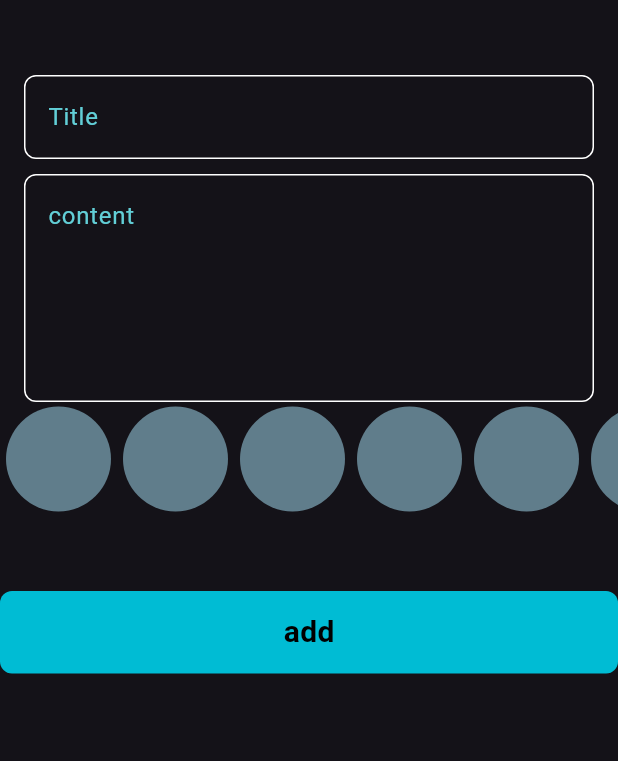
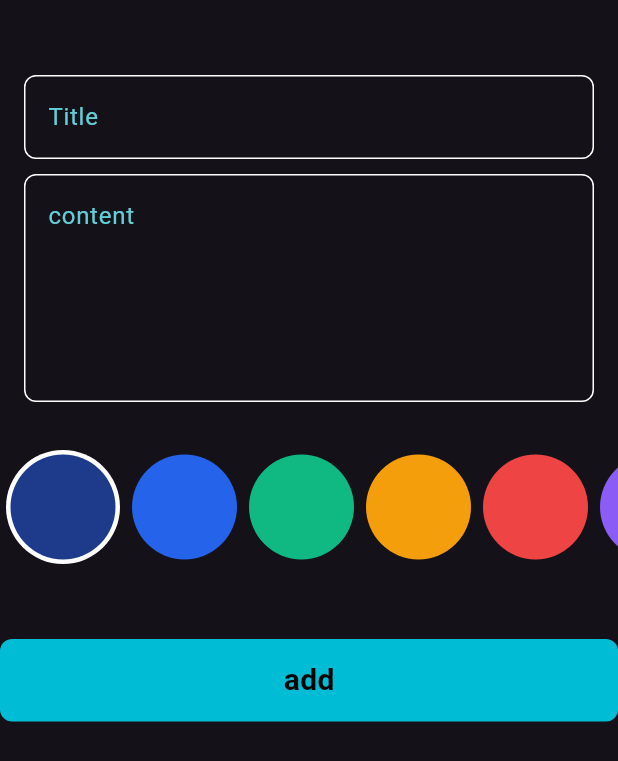
Before and after one commit to elshaarawy7/NotesApp, a Flutter app: the AddNoetForm widget shown alone on an empty page, opened directly, on a phone screen of 412 x 824 dp. Shown: the top 761 px of the screen. Run offline on Flutter 3.47's test engine with Material 3 defaults, Android fonts, the phone set to English and light mode, and no system bars; our stand-ins replace bloc, flutter_bloc, hive, hive_flutter; accounts and stored records are empty.

Commit message:
colors ListView done

```diff
--- a/lib/widgets/add_notes_Form.dart
+++ b/lib/widgets/add_notes_Form.dart
@@ -44,11 +44,14 @@ class _AddNoetFormState extends State<AddNoetForm> {
             maxLines: 5,
             hintText: 'content',
           ),
-          ColorListView(),
+         const SizedBox(
+            height: 32,
+          ),
+       const ColorListView(),
           const SizedBox(
             height: 50,
           ),
-          BlocBuilder<AddNotesCubit,AddNotesState>(
+          BlocBuilder<AddNotesCubit, AddNotesState>(
             builder: (context, state) {
               return Custembatton(
                 isLoding: state is AddNotesLoading ? true : false,
@@ -58,7 +61,8 @@ class _AddNoetFormState extends State<AddNoetForm> {
                     formkey.currentState!.save();
 
                     var CurentDate = DateTime.now();
-                    var FormateCurrenetDate = DateFormat.yMd().format(CurentDate);
+                    var FormateCurrenetDate =
+                        DateFormat.yMd().format(CurentDate);
                     var noteModal = NoteModal(
                       titel: tittle!,
                       subtitle: subtitle!,
--- a/lib/widgets/color_List_view.dart
+++ b/lib/widgets/color_List_view.dart
@@ -1,20 +1,49 @@
 import 'package:flutter/material.dart';
 import 'package:notes_app/widgets/color_item.dart';
 
-class ColorListView extends StatelessWidget {
+class ColorListView extends StatefulWidget {
   const ColorListView({super.key});
 
+  @override
+  State<ColorListView> createState() => _ColorListViewState();
+}
+
+class _ColorListViewState extends State<ColorListView> {
+  int curentIndex = 0 ;
+  List<Color> colors =  [
+    const Color(0xFF1E3A8A), // Indigo
+  const Color(0xFF2563EB), // Blue
+  const Color(0xFF10B981), // Emerald
+  const Color(0xFFF59E0B), // Amber
+  const Color(0xFFEF4444), // Red
+  const Color(0xFF8B5CF6), // Violet
+  const Color(0xFFEC4899), // Pink
+  const Color(0xFF0F172A), // Dark Slate
+  const Color(0xFF64748B), // Slate Gray
+  const Color(0xFFF1F5F9), // Light Gray
+  ];
   @override
   Widget build(BuildContext context) {
     return SizedBox(
       height: 38 * 2 ,
       child: ListView.builder(
         scrollDirection: Axis.horizontal,
-        itemCount: 10 ,
+        itemCount: colors.length ,
         itemBuilder: (context, index) {
-          return const Padding(
+          return  Padding(
             padding: const EdgeInsets.symmetric(horizontal: 4),
-            child: const ColorItem(),
+            child:  GestureDetector(
+              onTap: () {
+                curentIndex = index ;
+                setState(() {
+
+                });
+              },
+              child: ColorItem(
+                color: colors[index],
+                isActive: curentIndex == index ,
+              ),
+            ),
           );
         },
       ),
--- a/lib/widgets/color_item.dart
+++ b/lib/widgets/color_item.dart
@@ -1,13 +1,22 @@
 import 'package:flutter/material.dart';
 
 class ColorItem extends StatelessWidget {
-  const ColorItem({super.key});
+  const ColorItem({super.key , required this.isActive , required this.color});
+  final bool isActive ;
+  final Color color ;
 
   @override
   Widget build(BuildContext context) {
-    return const CircleAvatar(
-      backgroundColor: Colors.blueGrey,
-      radius: 35,
-    );
+    return isActive ?     CircleAvatar(
+      backgroundColor: Colors.white,
+      radius: 38,
+      child: CircleAvatar(
+          backgroundColor:color ,
+          radius: 35,
+      )
+    )   :  CircleAvatar(
+          backgroundColor: color ,
+          radius: 35,
+        );
   }
 }
```
